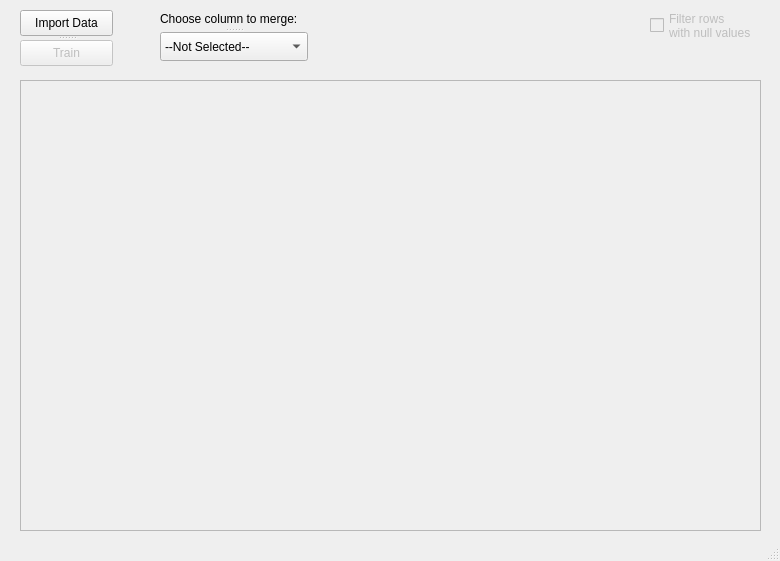
This is ML/ML.ui in roiweinreb/Qt_ML as Qt 5 draws it before an edit. The edited form follows.
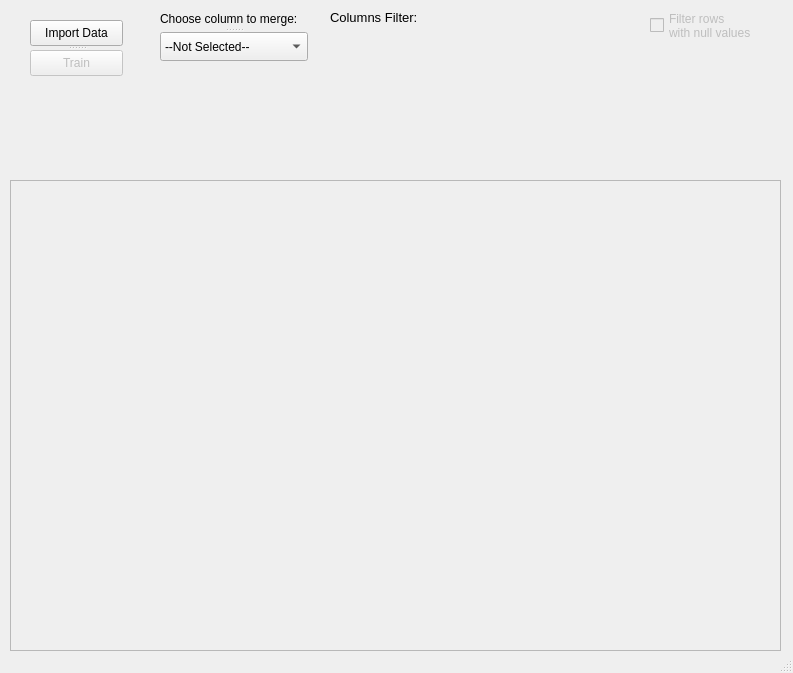
This is the edited form.

Patch:
```diff
--- a/ML/ML.ui
+++ b/ML/ML.ui
@@ -6,8 +6,8 @@
    <rect>
     <x>0</x>
     <y>0</y>
-    <width>780</width>
-    <height>561</height>
+    <width>793</width>
+    <height>673</height>
    </rect>
   </property>
   <property name="windowTitle">
@@ -20,10 +20,10 @@
     </property>
     <property name="geometry">
      <rect>
-      <x>20</x>
-      <y>80</y>
-      <width>741</width>
-      <height>451</height>
+      <x>10</x>
+      <y>180</y>
+      <width>771</width>
+      <height>471</height>
      </rect>
     </property>
    </widget>
@@ -52,6 +52,7 @@
       <property name="font">
        <font>
         <family>Arial</family>
+        <pointsize>9</pointsize>
        </font>
       </property>
       <property name="text">
@@ -95,10 +96,51 @@
 with null values</string>
     </property>
    </widget>
+   <widget class="QWidget" name="wColFilter" native="true">
+    <property name="geometry">
+     <rect>
+      <x>330</x>
+      <y>10</y>
+      <width>311</width>
+      <height>151</height>
+     </rect>
+    </property>
+    <widget class="QLabel" name="lblColFil">
+     <property name="geometry">
+      <rect>
+       <x>0</x>
+       <y>0</y>
+       <width>111</width>
+       <height>21</height>
+      </rect>
+     </property>
+     <property name="font">
+      <font>
+       <family>Arial</family>
+       <pointsize>10</pointsize>
+      </font>
+     </property>
+     <property name="text">
+      <string>Columns Filter:</string>
+     </property>
+     <property name="alignment">
+      <set>Qt::AlignLeading|Qt::AlignLeft|Qt::AlignTop</set>
+     </property>
+    </widget>
+   </widget>
+   <widget class="QWidget" name="w1" native="true">
+    <property name="geometry">
+     <rect>
+      <x>20</x>
+      <y>10</y>
+      <width>120</width>
+      <height>80</height>
+     </rect>
+    </property>
    <widget class="QSplitter" name="splitter">
     <property name="geometry">
      <rect>
-      <x>20</x>
+       <x>10</x>
       <y>10</y>
       <width>93</width>
       <height>56</height>
@@ -119,6 +161,7 @@
      <property name="text">
       <string>Train</string>
      </property>
+     </widget>
     </widget>
    </widget>
   </widget>
```
Lines whose indentation alone changed are shown as unchanged.
